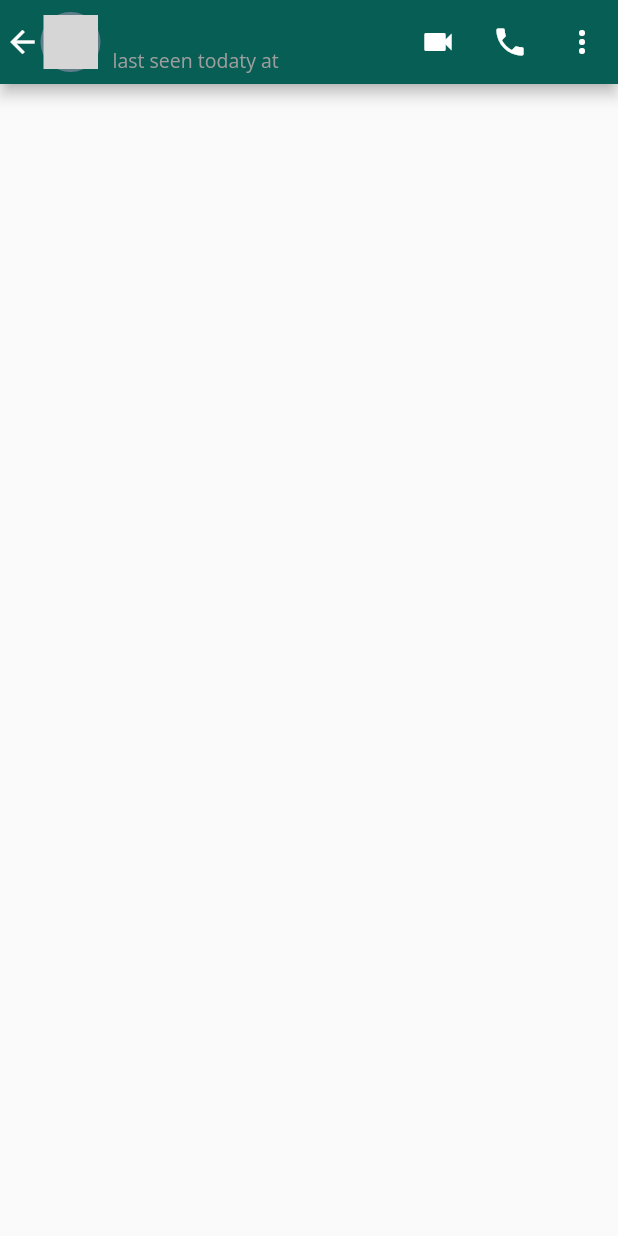
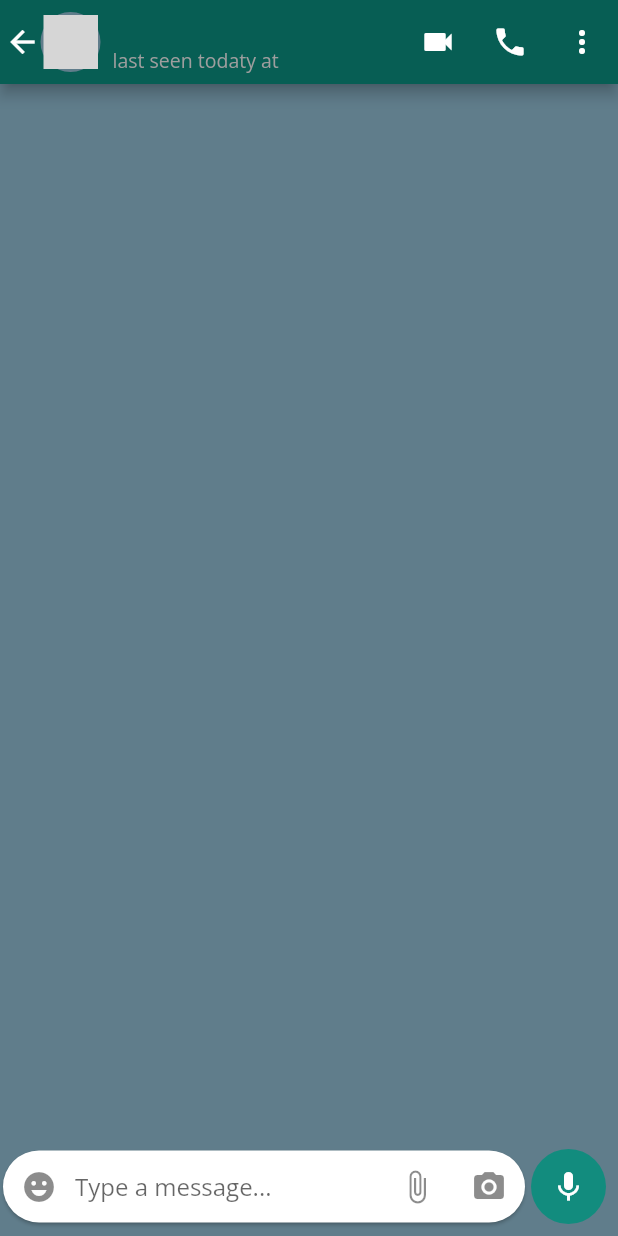
Before and after one commit to ngGenerateUsername/WhatsApp-Clone-Flutter-UI-Front, a Flutter app: the DetailChatPage screen opened directly with empty values, on a phone screen of 412 x 824 dp. Run offline on Flutter 3.47's test engine with Material 2 defaults, Android fonts, the phone set to English and light mode, and no system bars; our stand-ins replace flutter_svg; grey boxes are pictures that could not be loaded.

Commit message:
DetailChatPage widget design

```diff
--- a/lib/Screens/DetailChatPage.dart
+++ b/lib/Screens/DetailChatPage.dart
@@ -1,4 +1,4 @@
-// ignore_for_file: file_names, prefer_const_constructors, prefer_const_literals_to_create_immutables, avoid_print
+// ignore_for_file: file_names, prefer_const_constructors, prefer_const_literals_to_create_immutables, avoid_print, sized_box_for_whitespace
 import 'package:flutter/material.dart';
 import 'package:flutter_svg/flutter_svg.dart';
 import 'package:front/Models/ChatModel.dart';
@@ -15,6 +15,7 @@ class _DetailChatPageState extends State<DetailChatPage> {
   @override
   Widget build(BuildContext context) {
     return Scaffold(
+      backgroundColor: Colors.blueGrey,
       appBar: AppBar(
         titleSpacing: 0,
         leadingWidth: 70,
@@ -109,6 +110,79 @@ class _DetailChatPageState extends State<DetailChatPage> {
               })
         ],
       ),
+      body: Container(
+        height: MediaQuery.of(context).size.height,
+        width: MediaQuery.of(context).size.width,
+        child: Stack(
+          children: [
+            ListView(),
+            Align(
+              alignment: Alignment.bottomCenter,
+              child: Row(
+                children: [
+                  Container(
+                    width: MediaQuery.of(context).size.width - 60,
+                    child: Card(
+                      margin: EdgeInsets.only(left: 2, right: 2, bottom: 8),
+                      shape: RoundedRectangleBorder(
+                        borderRadius: BorderRadius.circular(25),
+                      ),
+                      child: TextFormField(
+                        textAlignVertical: TextAlignVertical.center,
+                        keyboardType: TextInputType.multiline,
+                        maxLines: 5,
+                        minLines: 1,
+                        decoration: InputDecoration(
+                          border: InputBorder.none,
+                          hintText: "Type a message...",
+                          contentPadding: EdgeInsets.all(5),
+                          prefixIcon: IconButton(
+                            icon: Icon(
+                              Icons.emoji_emotions,
+                            ),
+                            onPressed: () => print('dont press me'),
+                          ),
+                          suffixIcon: Row(
+                            mainAxisSize: MainAxisSize.min,
+                            children: [
+                              IconButton(
+                                onPressed: () {},
+                                icon: Icon(Icons.attach_file),
+                              ),
+                              IconButton(
+                                onPressed: () {},
+                                icon: Icon(Icons.camera_alt),
+                              )
+                            ],
+                          ),
+                        ),
+                      ),
+                    ),
+                  ),
+                  Padding(
+                    padding: const EdgeInsets.only(
+                      bottom: 8,
+                      right: 5,
+                      left: 2,
+                    ),
+                    child: CircleAvatar(
+                      backgroundColor: Color(0xFF128C7E),
+                      radius: 25,
+                      child: IconButton(
+                        onPressed: () {},
+                        icon: Icon(
+                          Icons.mic,
+                          color: Colors.white,
+                        ),
+                      ),
+                    ),
+                  ),
+                ],
+              ),
+            ),
+          ],
+        ),
+      ),
     );
   }
 }
```
